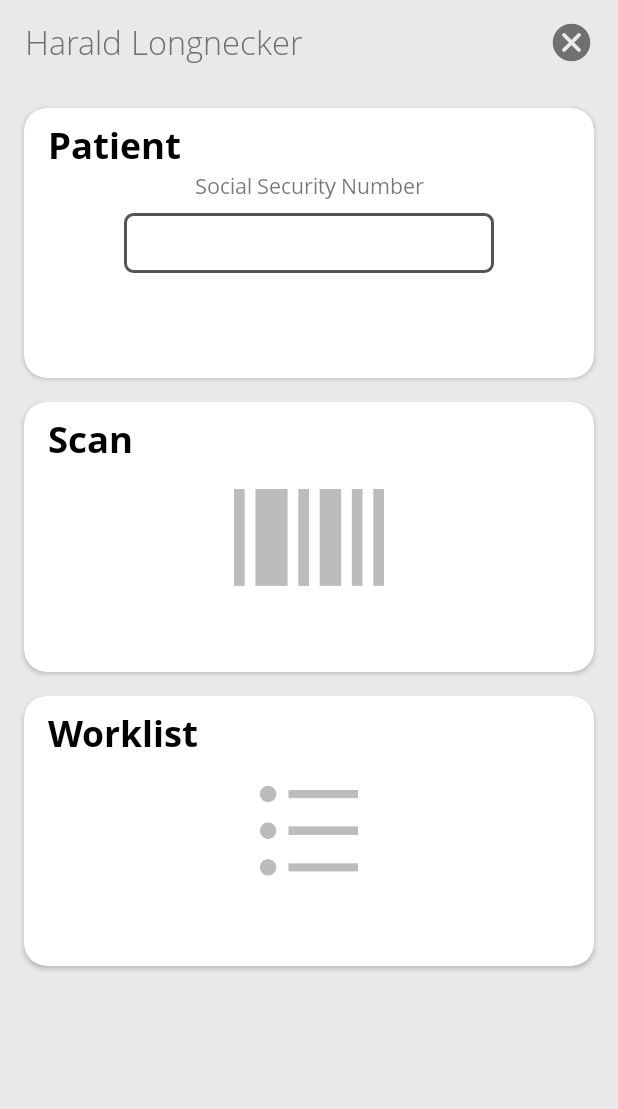
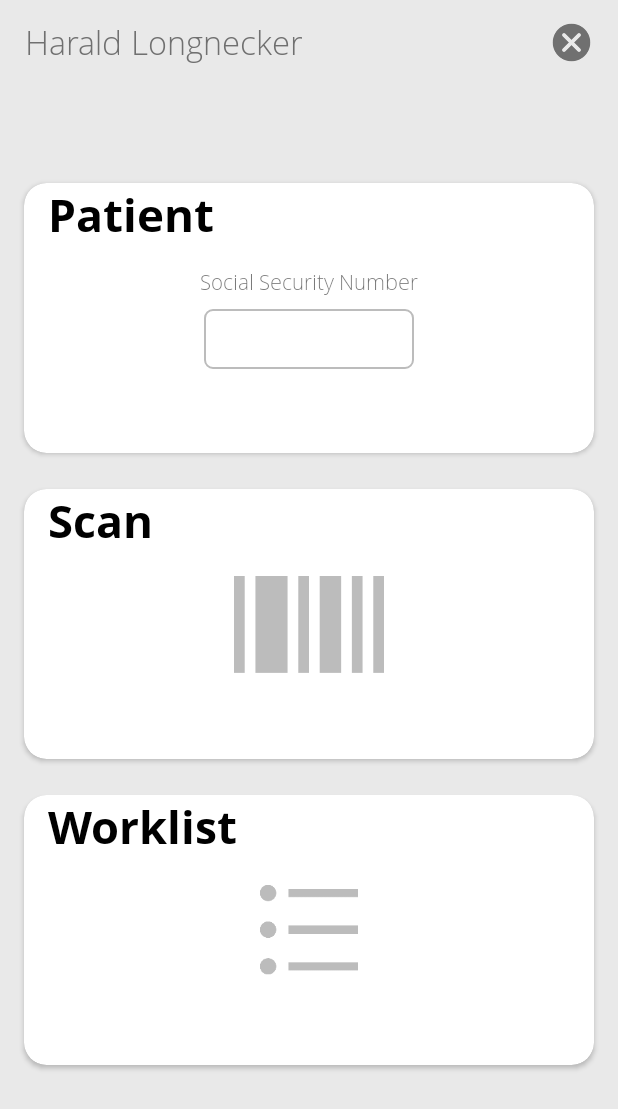
Before and after one commit to varunakantha/AspitCaptureIssue, an Android app: the screen it shows after launch (PatientLookUpActivity), on a phone screen of 412 x 824 dp. Shown: the top 1109 px of the screen. Run offline under Robolectric (Android 15) with nearby library versions, the phone set to English and light mode, and no system bars.

Commit message:
UI modification in patient lookup.

```diff
--- a/app/src/main/java/no/aspit/aspitcapture/ui/patientlookup/PatientLookUpActivity.kt
+++ b/app/src/main/java/no/aspit/aspitcapture/ui/patientlookup/PatientLookUpActivity.kt
@@ -15,7 +15,7 @@ class PatientLookUpActivity : BaseActivity(),CustomActionBar.CustomActionBarInte
         super.onCreate(savedInstanceState)
         setContentView(R.layout.activity_patient_look_up)
 
-        patient_ssn.addTextChangedListener(object : TextWatcher {
+        patientSSN.addTextChangedListener(object : TextWatcher {
 
             override fun afterTextChanged(s: Editable) {}
 
--- a/app/src/main/res/drawable/rounded_edittext.xml
+++ b/app/src/main/res/drawable/rounded_edittext.xml
@@ -4,7 +4,7 @@
         <solid android:color="#ffffff"/>
         <corners android:radius="5dp" />
         <stroke
-            android:width="2dp"
-            android:color="@color/colorMainThemeColor"
+            android:width="1dp"
+            android:color="@color/dark_ash"
             />
     </shape>
--- a/app/src/main/res/layout/activity_patient_look_up.xml
+++ b/app/src/main/res/layout/activity_patient_look_up.xml
@@ -32,15 +32,15 @@
         android:layout_width="0dp"
         android:layout_height="180dp"
         android:layout_marginStart="16dp"
-        android:layout_marginTop="16dp"
         android:layout_marginEnd="16dp"
+        android:layout_marginBottom="24dp"
         android:clickable="true"
         android:focusable="true"
         app:cardCornerRadius="15dp"
+        app:layout_constraintBottom_toTopOf="@+id/cardView3"
         app:layout_constraintEnd_toEndOf="parent"
         app:layout_constraintHorizontal_bias="0.5"
-        app:layout_constraintStart_toStartOf="parent"
-        app:layout_constraintTop_toBottomOf="@+id/custom_action_bar">
+        app:layout_constraintStart_toStartOf="parent">
 
         <androidx.constraintlayout.widget.ConstraintLayout
             android:layout_width="match_parent"
@@ -51,28 +51,31 @@
                 android:layout_width="wrap_content"
                 android:layout_height="wrap_content"
                 android:layout_marginStart="16dp"
-                android:layout_marginTop="8dp"
                 android:fontFamily="@font/open_sans_bold"
                 android:text="Patient"
                 android:textColor="@android:color/black"
-                android:textSize="24sp"
+                android:textSize="30sp"
                 android:textStyle="bold"
                 app:layout_constraintStart_toStartOf="parent"
                 app:layout_constraintTop_toTopOf="parent"/>
 
             <EditText
-                android:id="@+id/patient_ssn"
-                android:layout_width="wrap_content"
+                android:id="@+id/patientSSN"
+                android:layout_width="140dp"
                 android:layout_height="40dp"
                 android:background="@drawable/rounded_edittext"
                 android:ems="10"
-                android:fontFamily="@font/open_sans_regular"
+                android:fontFamily="@font/open_sans_light"
                 android:inputType="textPersonName|numberSigned"
                 android:paddingLeft="5dp"
+                android:textAlignment="center"
+                android:textColor="@color/gray"
+                android:textSize="18sp"
                 app:layout_constraintBottom_toBottomOf="parent"
                 app:layout_constraintEnd_toEndOf="parent"
                 app:layout_constraintStart_toStartOf="parent"
-                app:layout_constraintTop_toTopOf="parent"/>
+                app:layout_constraintTop_toTopOf="parent"
+                app:layout_constraintVertical_bias="0.6"/>
 
             <TextView
                 android:id="@+id/textView3"
@@ -81,22 +84,11 @@
                 android:layout_marginStart="8dp"
                 android:layout_marginEnd="8dp"
                 android:layout_marginBottom="8dp"
-                android:fontFamily="@font/open_sans_regular"
+                android:fontFamily="@font/open_sans_light"
                 android:text="Social Security Number"
-                app:layout_constraintBottom_toTopOf="@+id/patient_ssn"
+                app:layout_constraintBottom_toTopOf="@+id/patientSSN"
                 app:layout_constraintEnd_toEndOf="parent"
                 app:layout_constraintStart_toStartOf="parent"/>
-
-            <TextView
-                android:id="@+id/retrieved_patient_ssn"
-                android:layout_width="wrap_content"
-                android:layout_height="wrap_content"
-                android:layout_marginStart="8dp"
-                android:layout_marginTop="16dp"
-                android:layout_marginEnd="8dp"
-                app:layout_constraintEnd_toEndOf="parent"
-                app:layout_constraintStart_toStartOf="parent"
-                app:layout_constraintTop_toBottomOf="@+id/patient_ssn"/>
 
         </androidx.constraintlayout.widget.ConstraintLayout>
     </androidx.cardview.widget.CardView>
@@ -106,15 +98,17 @@
         android:layout_width="0dp"
         android:layout_height="180dp"
         android:layout_marginStart="16dp"
-        android:layout_marginTop="16dp"
+        android:layout_marginTop="8dp"
         android:layout_marginEnd="16dp"
         android:clickable="true"
         android:focusable="true"
         app:cardCornerRadius="15dp"
+        app:layout_constraintBottom_toBottomOf="parent"
         app:layout_constraintEnd_toEndOf="parent"
         app:layout_constraintHorizontal_bias="0.5"
         app:layout_constraintStart_toStartOf="parent"
-        app:layout_constraintTop_toBottomOf="@+id/patient_card_view">
+        app:layout_constraintTop_toTopOf="parent">
+
         <androidx.constraintlayout.widget.ConstraintLayout
             android:layout_width="match_parent"
             android:layout_height="match_parent">
@@ -124,11 +118,10 @@
                 android:layout_width="wrap_content"
                 android:layout_height="wrap_content"
                 android:layout_marginStart="16dp"
-                android:layout_marginTop="8dp"
                 android:fontFamily="@font/open_sans_bold"
                 android:text="Scan"
                 android:textColor="@android:color/black"
-                android:textSize="24sp"
+                android:textSize="30sp"
                 android:textStyle="bold"
                 app:layout_constraintStart_toStartOf="parent"
                 app:layout_constraintTop_toTopOf="parent"/>
@@ -148,23 +141,20 @@
                 app:srcCompat="@drawable/img_barcode"/>
         </androidx.constraintlayout.widget.ConstraintLayout>
 
-</androidx.cardview.widget.CardView>
+    </androidx.cardview.widget.CardView>
 
     <androidx.cardview.widget.CardView
         android:id="@+id/cardView4"
         android:layout_width="0dp"
         android:layout_height="180dp"
         android:layout_marginStart="16dp"
-        android:layout_marginTop="16dp"
+        android:layout_marginTop="24dp"
         android:layout_marginEnd="16dp"
-        android:layout_marginBottom="8dp"
         app:cardCornerRadius="15dp"
-        app:layout_constraintBottom_toBottomOf="parent"
         app:layout_constraintEnd_toEndOf="parent"
         app:layout_constraintHorizontal_bias="0.5"
         app:layout_constraintStart_toStartOf="parent"
-        app:layout_constraintTop_toBottomOf="@+id/cardView3"
-        app:layout_constraintVertical_bias="0.0">
+        app:layout_constraintTop_toBottomOf="@+id/cardView3">
 
         <androidx.constraintlayout.widget.ConstraintLayout
             android:layout_width="match_parent"
@@ -175,11 +165,10 @@
                 android:layout_width="wrap_content"
                 android:layout_height="wrap_content"
                 android:layout_marginStart="16dp"
-                android:layout_marginTop="8dp"
                 android:fontFamily="@font/open_sans_bold"
                 android:text="Worklist"
                 android:textColor="@android:color/black"
-                android:textSize="24sp"
+                android:textSize="30sp"
                 android:textStyle="bold"
                 app:layout_constraintStart_toStartOf="parent"
                 app:layout_constraintTop_toTopOf="parent"/>
```
